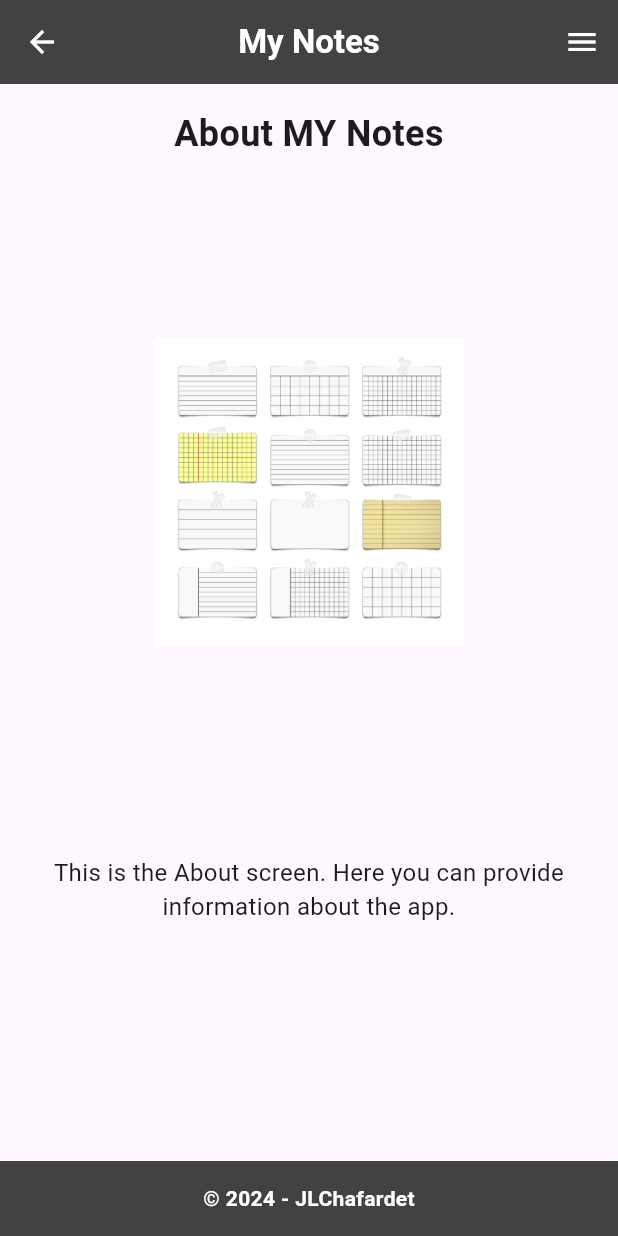
After one commit to jlchafardet/my-notes-app-flutter-and-dart, a Flutter app: the AboutScreen screen opened directly, on a phone screen of 412 x 824 dp. The commit adds this screen. Run offline on Flutter 3.47's test engine with Material 3 defaults, Android fonts, the phone set to English and light mode, and no system bars; our stand-ins replace cloud_firestore, firebase_core; accounts and stored records are empty.

Commit message:
Implement About Screen and Update Menu Drawer:
- Create AboutScreen with responsive image and centered layout.
- Use endDrawer for the MenuDrawer to slide from the right.
- Add link to About screen in the MenuDrawer.
- Ensure AppBar and Footer are consistent with the app's design.
- Adjust image size to maintain responsiveness while centering.

```diff
--- /dev/null
+++ b/lib/about_screen.dart
@@ -0,0 +1,58 @@
+// lib/about_screen.dart
+
+import 'package:flutter/material.dart';
+import 'custom_app_bar.dart'; // Import your custom AppBar
+import 'custom_footer.dart'; // Import your custom Footer
+import 'menu_drawer.dart'; // Import your custom Drawer
+
+class AboutScreen extends StatelessWidget {
+  const AboutScreen({super.key}); // Use super.key to pass the key parameter
+
+  @override
+  Widget build(BuildContext context) {
+    return Scaffold(
+      appBar: CustomAppBar(), // Use the custom AppBar
+      endDrawer:
+          MenuDrawer(), // Use the custom Drawer that slides from the right
+      body: SingleChildScrollView(
+        // Allow scrolling if content overflows
+        child: Center(
+          child: Column(
+            mainAxisAlignment: MainAxisAlignment.center, // Center vertically
+            children: [
+              // Heading for the About screen
+              Padding(
+                padding: const EdgeInsets.all(16.0),
+                child: Text(
+                  'About MY Notes',
+                  style: TextStyle(fontSize: 24, fontWeight: FontWeight.bold),
+                  textAlign: TextAlign.center,
+                ),
+              ),
+              // Image section
+              Image.asset(
+                'assets/images/note-1399152_1280.webp',
+                width: MediaQuery.of(context).size.width *
+                    0.5, // Set width to half of screen width
+                height: MediaQuery.of(context).size.height *
+                    0.5, // Set height to half of screen height
+                fit: BoxFit.contain, // Maintain aspect ratio
+              ),
+              SizedBox(height: 20),
+              // Description text
+              Padding(
+                padding: const EdgeInsets.all(16.0),
+                child: Text(
+                  'This is the About screen. Here you can provide information about the app.',
+                  textAlign: TextAlign.center,
+                  style: TextStyle(fontSize: 16),
+                ),
+              ),
+            ],
+          ),
+        ),
+      ),
+      bottomNavigationBar: CustomFooter(), // Use the custom Footer
+    );
+  }
+}
--- a/lib/menu_drawer.dart
+++ b/lib/menu_drawer.dart
@@ -3,6 +3,7 @@ import 'tag_management_screen.dart'; // Import the Tag Management screen
 import 'notetype_admin_screen.dart'; // Import the NoteType Admin screen
 import 'admin_state.dart'; // Import the AdminState
 import 'main.dart'; // Import the MainScreen to access NotesScreen
+import 'about_screen.dart'; // Import the About screen
 
 class MenuDrawer extends StatelessWidget {
   @override
@@ -84,6 +85,19 @@ class MenuDrawer extends StatelessWidget {
                 );
               },
             ),
+          // Add the About screen link as the last item
+          ListTile(
+            title: Text('About'),
+            onTap: () {
+              Navigator.pop(context); // Close the drawer
+              Navigator.push(
+                context,
+                MaterialPageRoute(
+                    builder: (context) =>
+                        AboutScreen()), // Navigate to About screen
+              );
+            },
+          ),
           // Add more menu items as needed
         ],
       ),
--- a/pubspec.yaml
+++ b/pubspec.yaml
@@ -90,3 +90,6 @@ flutter:
   #
   # For details regarding fonts from package dependencies,
   # see https://flutter.dev/to/font-from-package
+
+  assets:
+    - assets/images/
```
Also changed, not shown: assets/images/note-1399152_1280.webp (added).
